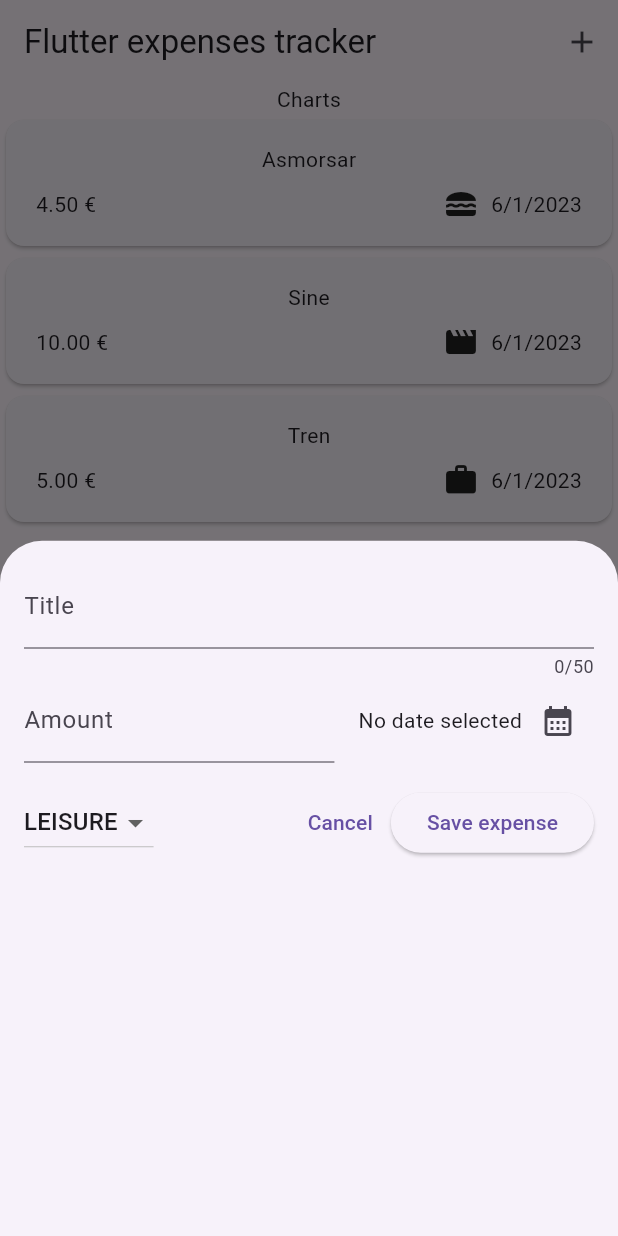
After one commit to angabar/formacio, a Flutter app: the screen it shows after launch, after a tap on the "add" icon, on a phone screen of 412 x 824 dp. The commit adds this screen. Run offline on Flutter 3.47's test engine with Material 2 defaults, Android fonts, the phone set to English and light mode, and no system bars; our stand-ins replace google_fonts.

Commit message:
More code

```diff
--- a/flutter/expense_tracker/lib/main.dart
+++ b/flutter/expense_tracker/lib/main.dart
@@ -3,8 +3,11 @@ import 'package:flutter/material.dart';
 
 void main() {
   runApp(
-    const MaterialApp(
-      home: Expenses(),
+    MaterialApp(
+      theme: ThemeData(
+        useMaterial3: true,
+      ),
+      home: const Expenses(),
     ),
   );
 }
--- a/flutter/expense_tracker/lib/widgets/expenses.dart
+++ b/flutter/expense_tracker/lib/widgets/expenses.dart
@@ -1,5 +1,6 @@
 import 'package:expense_tracker/widgets/expenses_list/expenses_list.dart';
 import 'package:expense_tracker/models/expense.dart';
+import 'package:expense_tracker/widgets/new_expense.dart';
 import 'package:flutter/material.dart';
 
 class Expenses extends StatefulWidget {
@@ -33,9 +34,24 @@ class _ExpensesState extends State<Expenses> {
     ),
   ];
 
+  void _openAddExpenseOverlay() {
+    showModalBottomSheet(
+        context: context,
+        builder: (BuildContext modalContext) => const NewExpense());
+  }
+
   @override
   Widget build(BuildContext context) {
     return Scaffold(
+      appBar: AppBar(
+        title: const Text('Flutter expenses tracker'),
+        actions: [
+          IconButton(
+            onPressed: _openAddExpenseOverlay,
+            icon: const Icon(Icons.add),
+          ),
+        ],
+      ),
       body: Column(
         children: [
           const Text('Charts'),
--- /dev/null
+++ b/flutter/expense_tracker/lib/widgets/new_expense.dart
@@ -0,0 +1,157 @@
+import 'package:expense_tracker/models/expense.dart';
+import 'package:flutter/material.dart';
+
+class NewExpense extends StatefulWidget {
+  const NewExpense({super.key});
+
+  @override
+  State<NewExpense> createState() {
+    return _NewExpenseState();
+  }
+}
+
+class _NewExpenseState extends State<NewExpense> {
+  final TextEditingController _titleController = TextEditingController();
+  final TextEditingController _amountController = TextEditingController();
+  DateTime? _pickedDate;
+  Category _selectedCategory = Category.leisure;
+
+  void _showDatePicker() async {
+    final now = DateTime.now();
+    final firstDate = DateTime(now.year - 1, now.month, now.day);
+
+    final DateTime? pickedDate = await showDatePicker(
+      context: context,
+      initialDate: now,
+      firstDate: firstDate,
+      lastDate: now,
+    );
+
+    setState(() {
+      _pickedDate = pickedDate;
+    });
+  }
+
+  @override
+  void dispose() {
+    _titleController.dispose();
+    _amountController.dispose();
+    super.dispose();
+  }
+
+  void _submitExpenseData() {
+    final enteredAmount = double.tryParse(_amountController.text);
+    final amountIsInvalid = enteredAmount == null || enteredAmount <= 0;
+
+    if (_titleController.text.trim().isEmpty ||
+        amountIsInvalid ||
+        _pickedDate == null) {
+      showDialog(
+        context: context,
+        builder: (BuildContext context) => AlertDialog(
+          title: const Text('Invalid input'),
+          content: const Text(
+              'Please make sure a valid title, amount date is entered'),
+          actions: [
+            TextButton(
+              onPressed: () {
+                Navigator.pop(context);
+              },
+              child: const Text('Close'),
+            )
+          ],
+        ),
+      );
+
+      return;
+    }
+  }
+
+  @override
+  Widget build(BuildContext context) {
+    return Padding(
+      padding: const EdgeInsets.all(16),
+      child: Column(
+        children: [
+          TextField(
+            controller: _titleController,
+            maxLength: 50,
+            decoration: const InputDecoration(
+              label: Text('Title'),
+            ),
+          ),
+          Row(
+            children: [
+              Expanded(
+                child: TextField(
+                  controller: _amountController,
+                  keyboardType: TextInputType.number,
+                  decoration: const InputDecoration(
+                    suffixText: '€',
+                    label: Text('Amount'),
+                  ),
+                ),
+              ),
+              Container(
+                margin: const EdgeInsets.only(left: 16),
+                child: Expanded(
+                  child: Row(
+                    mainAxisAlignment: MainAxisAlignment.end,
+                    crossAxisAlignment: CrossAxisAlignment.center,
+                    children: [
+                      Text(
+                        _pickedDate == null
+                            ? 'No date selected'
+                            : formatter.format(_pickedDate!),
+                      ),
+                      IconButton(
+                        onPressed: _showDatePicker,
+                        icon: const Icon(Icons.calendar_month),
+                      ),
+                    ],
+                  ),
+                ),
+              )
+            ],
+          ),
+          const SizedBox(
+            height: 16,
+          ),
+          Row(
+            children: [
+              DropdownButton(
+                  value: _selectedCategory,
+                  items: Category.values
+                      .map(
+                        (category) => DropdownMenuItem(
+                          value: category,
+                          child: Text(
+                            category.name.toUpperCase(),
+                          ),
+                        ),
+                      )
+                      .toList(),
+                  onChanged: (Category? category) {
+                    if (category == null) return;
+                    setState(() {
+                      _selectedCategory = category;
+                    });
+                  }),
+              const Spacer(),
+              TextButton(
+                onPressed: () {
+                  Navigator.pop(context);
+                },
+                child: const Text('Cancel'),
+              ),
+              ElevatedButton(
+                onPressed: _submitExpenseData,
+                child: const Text('Save expense'),
+              ),
+            ],
+          ),
+        ],
+      ),
+    );
+  }
+}
--- a/flutter/expense_tracker/pubspec.yaml
+++ b/flutter/expense_tracker/pubspec.yaml
@@ -19,7 +19,7 @@ publish_to: 'none' # Remove this line if you wish to publish to pub.dev
 version: 1.0.0+1
 
 environment:
-  sdk: '>=3.1.0-118.0.dev <4.0.0'
+  sdk: '>=3.1.0-63.1.beta <4.0.0'
 
 # Dependencies specify other packages that your package needs in order to work.
 # To automatically upgrade your package dependencies to the latest versions
```
Also changed, not shown: flutter/expense_tracker/pubspec.lock.
